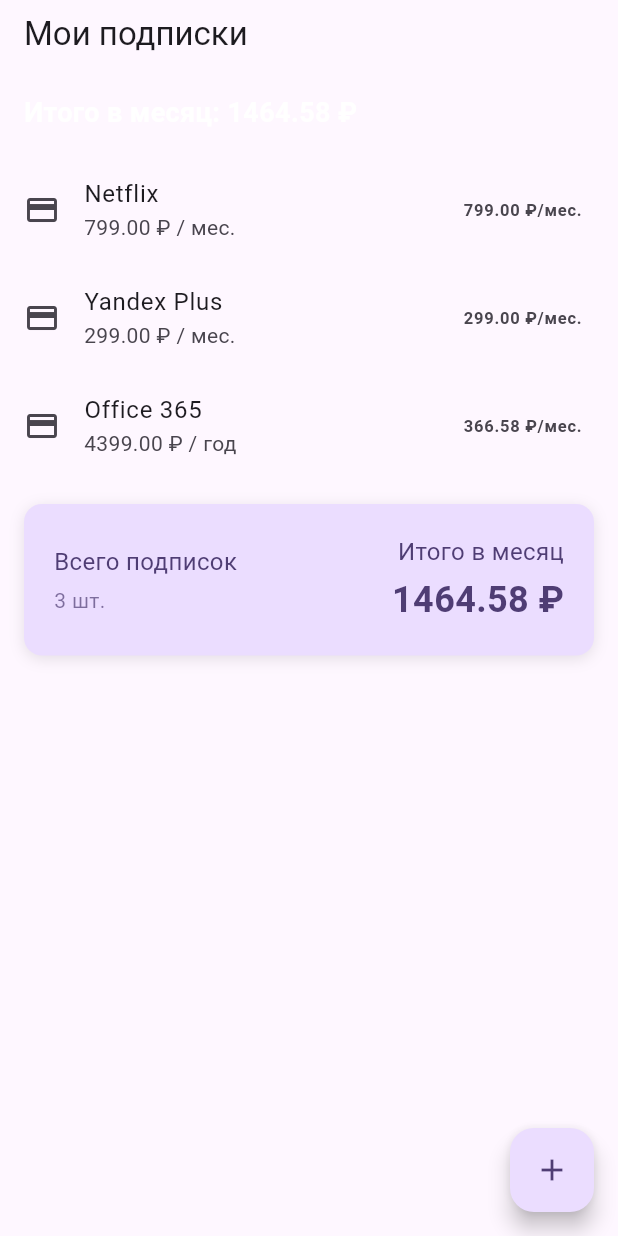
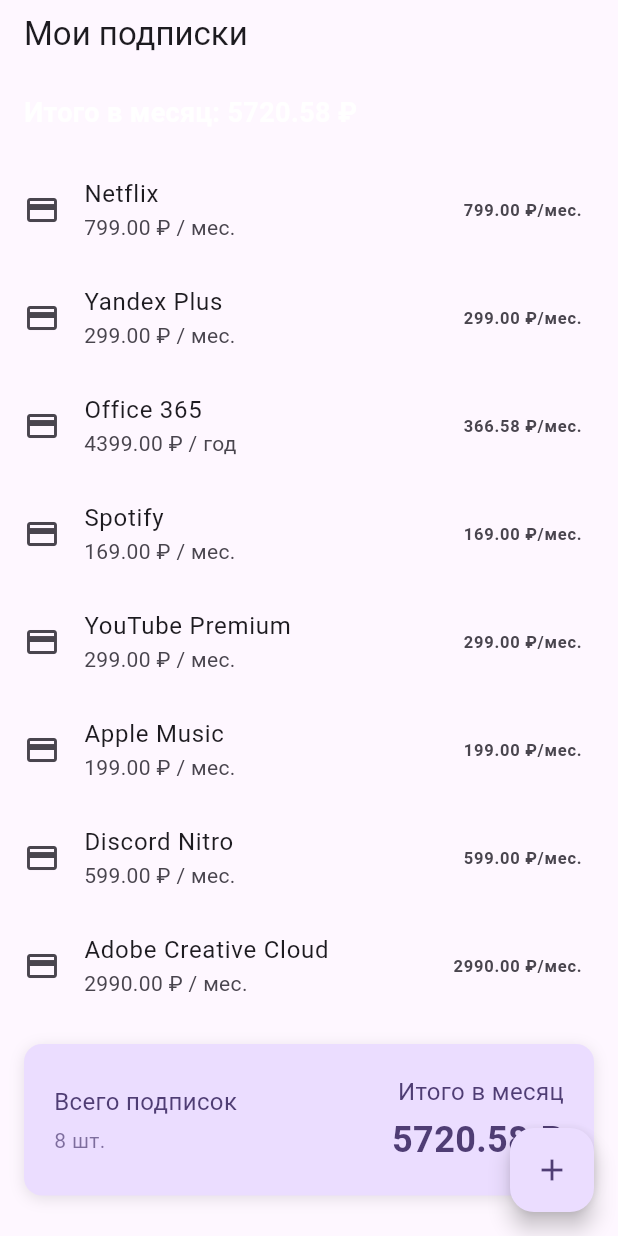
Before and after one commit to Fr4lzeN/flutter_practice5, a Flutter app: the screen it shows after launch, on a phone screen of 412 x 824 dp. Run offline on Flutter 3.47's test engine with Material 3 defaults, Android fonts, the light colour scheme and no system bars; our stand-ins replace cached_network_image.

Commit message:
Добавление картинок на экран добавления подписки

```diff
--- a/lib/features/subscriptions/container/subscriptions_container.dart
+++ b/lib/features/subscriptions/container/subscriptions_container.dart
@@ -28,6 +28,7 @@
         cost: 799.0,
         billingCycle: BillingCycle.monthly,
         createdAt: DateTime.now(),
+        imageUrl: 'https://logo.clearbit.com/netflix.com',
       ),
       Subscription(
         id: '2',
@@ -35,6 +36,7 @@
         cost: 299.0,
         billingCycle: BillingCycle.monthly,
         createdAt: DateTime.now(),
+        imageUrl: 'https://logo.clearbit.com/plus.yandex.ru',
       ),
       Subscription(
         id: '3',
@@ -42,6 +44,47 @@
         cost: 4399.0,
         billingCycle: BillingCycle.yearly,
         createdAt: DateTime.now(),
+        imageUrl: 'https://logo.clearbit.com/office.com',
+      ),
+      Subscription(
+        id: '4',
+        name: 'Spotify',
+        cost: 169.0,
+        billingCycle: BillingCycle.monthly,
+        createdAt: DateTime.now(),
+        imageUrl: 'https://logo.clearbit.com/spotify.com',
+      ),
+      Subscription(
+        id: '5',
+        name: 'YouTube Premium',
+        cost: 299.0,
+        billingCycle: BillingCycle.monthly,
+        createdAt: DateTime.now(),
+        imageUrl: 'https://logo.clearbit.com/youtube.com',
+      ),
+      Subscription(
+        id: '6',
+        name: 'Apple Music',
+        cost: 199.0,
+        billingCycle: BillingCycle.monthly,
+        createdAt: DateTime.now(),
+        imageUrl: 'https://logo.clearbit.com/apple.com',
+      ),
+      Subscription(
+        id: '7',
+        name: 'Discord Nitro',
+        cost: 599.0,
+        billingCycle: BillingCycle.monthly,
+        createdAt: DateTime.now(),
+        imageUrl: 'https://logo.clearbit.com/discord.com',
+      ),
+      Subscription(
+        id: '8',
+        name: 'Adobe Creative Cloud',
+        cost: 2990.0,
+        billingCycle: BillingCycle.monthly,
+        createdAt: DateTime.now(),
+        imageUrl: 'https://logo.clearbit.com/adobe.com',
       ),
     ];
   }
@@ -58,13 +101,14 @@
     });
   }
 
-  void _addSubscription(String name, double cost, BillingCycle cycle) {
+  void _addSubscription(String name, double cost, BillingCycle cycle, String imageUrl) {
     final newSubscription = Subscription(
       id: DateTime.now().millisecondsSinceEpoch.toString(),
       name: name,
       cost: cost,
       billingCycle: cycle,
       createdAt: DateTime.now(),
+      imageUrl: imageUrl,
     );
 
     setState(() {
--- a/lib/features/subscriptions/models/subscription.dart
+++ b/lib/features/subscriptions/models/subscription.dart
@@ -6,6 +6,7 @@
   final double cost;
   final BillingCycle billingCycle;
   final DateTime createdAt;
+  final String imageUrl;
 
   Subscription({
     required this.id,
@@ -13,5 +14,6 @@
     required this.cost,
     required this.billingCycle,
     required this.createdAt,
+    required this.imageUrl,
   });
 }
```
Also changed, not shown: lib/features/subscriptions/screens/add_subscription_screen.dart (+64 -4 lines).
